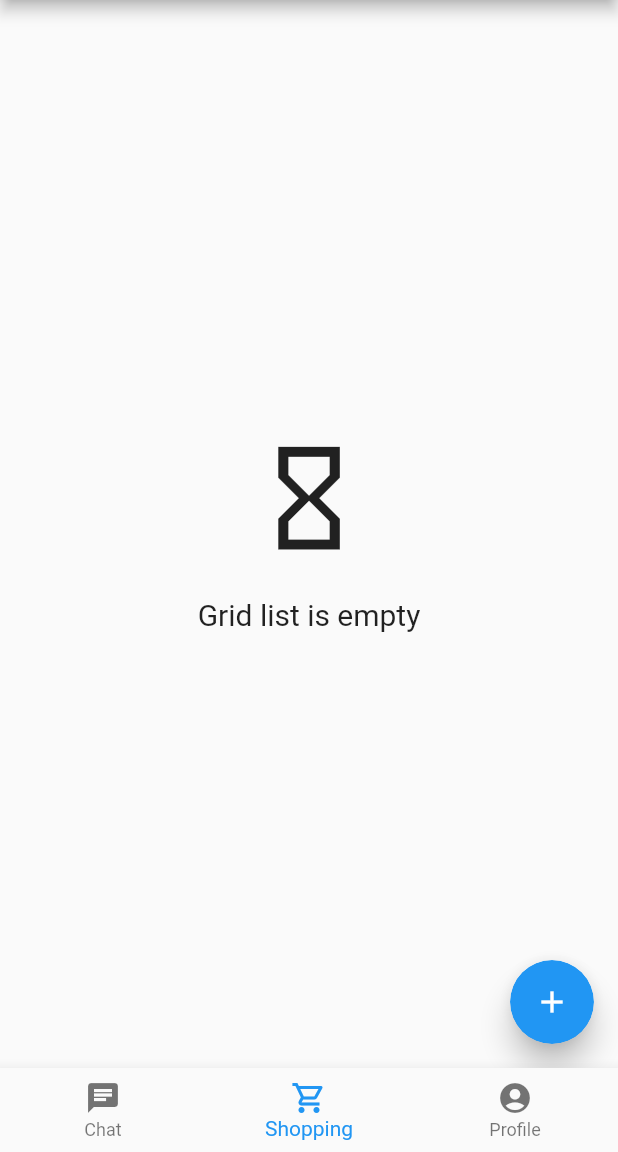
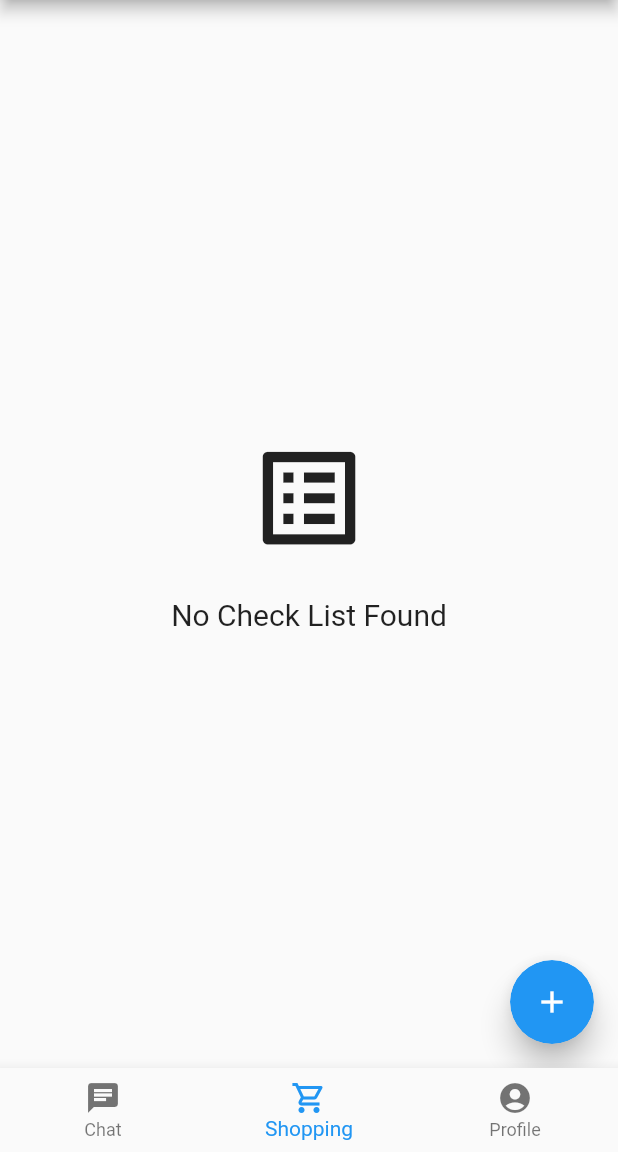
Before and after one commit to KhalidWar/yaanyo, a Flutter app: the screen it shows once a user with an empty profile is signed in, on a phone screen of 412 x 824 dp, the part 84-1236 px from its top. Run offline on Flutter 3.47's test engine with Material 2 defaults, Android fonts, the phone set to English and light mode, and no system bars; our stand-ins replace cloud_firestore, firebase_auth, firebase_core, flutter_riverpod, flutter_svg, get_it and 1 more; missing offline and left inert: flutter_material_color_picker; accounts and stored records are empty.

Commit message:
Improved alert widget across project Several other fixes
Signed-off-by: Khalid War <git@khalidwar.com>

```diff
--- a/lib/constants.dart
+++ b/lib/constants.dart
@@ -2,6 +2,11 @@ import 'package:flutter/material.dart';
 
 const kDefaultProfilePic =
     'https://images.unsplash.com/photo-1544502062-f82887f03d1c?ixlib=rb-1.2.1&ixid=eyJhcHBfaWQiOjEyMDd9&auto=format&fit=crop&w=1427&q=80';
+
+const kNoInternetConnection = 'No Internet Connection';
+const kChatList = 'No Chat Found';
+const kGridList = 'No Check List Found';
+const kTaskList = 'No Tasks at hand';
 
 const kTextFormInputDecoration = InputDecoration(
   border: OutlineInputBorder(),
@@ -9,14 +14,14 @@ const kTextFormInputDecoration = InputDecoration(
       OutlineInputBorder(borderSide: BorderSide(color: Colors.blue, width: 2)),
 );
 
-const List<Color> gridColorList = [
+const List<Color> kGridColorList = [
   Colors.red,
   Colors.orange,
   Colors.lightGreen,
   Colors.blue,
 ];
 
-const List<String> storeIconList = [
+const List<String> kStoreIconList = [
   'assets/images/mcdonalds.svg',
   'assets/images/amazon.svg',
   'assets/images/apple.svg',
--- a/lib/screens/authentication/initial_screen.dart
+++ b/lib/screens/authentication/initial_screen.dart
@@ -3,8 +3,9 @@ import 'package:flutter/material.dart';
 import 'package:flutter_riverpod/all.dart';
 import 'package:yaanyo/screens/authentication/sign_in_screen.dart';
 import 'package:yaanyo/services/auth_service.dart';
-import 'package:yaanyo/widgets/warning_widget.dart';
+import 'package:yaanyo/widgets/alert_widget.dart';
 
+import '../../constants.dart';
 import '../home_screen.dart';
 
 class InitialScreen extends ConsumerWidget {
@@ -17,11 +18,10 @@ class InitialScreen extends ConsumerWidget {
       builder: (context, snapshot) {
         switch (snapshot.connectionState) {
           case ConnectionState.none:
-            return WarningWidget(
-                label: 'No Internet Connection.\nMake sure you\'re online.',
-                buttonLabel: 'Reload',
-                buttonOnPress: () {});
-            break;
+            return AlertWidget(
+              label: kNoInternetConnection,
+              iconData: Icons.warning_amber_rounded,
+            );
           case ConnectionState.waiting:
             return Center(child: CircularProgressIndicator());
           default:
--- a/lib/screens/shopping/shopping_tab.dart
+++ b/lib/screens/shopping/shopping_tab.dart
@@ -2,12 +2,12 @@ import 'package:animations/animations.dart';
 import 'package:flutter/cupertino.dart';
 import 'package:flutter/material.dart';
 import 'package:flutter_riverpod/all.dart';
-import 'package:yaanyo/screens/authentication/sign_in_screen.dart';
 import 'package:yaanyo/screens/shopping/shopping_task_screen.dart';
 import 'package:yaanyo/services/database/shopping_database_service.dart';
+import 'package:yaanyo/utilities/confirmation_dialog.dart';
 import 'package:yaanyo/widgets/fab_open_container.dart';
 import 'package:yaanyo/widgets/grid_box.dart';
-import 'package:yaanyo/widgets/warning_widget.dart';
+import 'package:yaanyo/widgets/alert_widget.dart';
 
 import '../../constants.dart';
 import 'create_new_grid_box.dart';
@@ -27,27 +27,24 @@ class ShoppingTab extends ConsumerWidget {
         builder: (BuildContext context, AsyncSnapshot snapshot) {
           switch (snapshot.connectionState) {
             case ConnectionState.none:
-              return WarningWidget(
-                  iconData: Icons.warning_amber_rounded,
-                  label:
-                      'No Internet Connection \n Please make sure you\'re online',
-                  buttonLabel: 'Try again',
-                  buttonOnPress: () {});
+              return AlertWidget(
+                label: kNoInternetConnection,
+                iconData: Icons.warning_amber_rounded,
+              );
             case ConnectionState.waiting:
               return Center(child: CircularProgressIndicator());
             default:
               if (snapshot.data.documents.isEmpty) {
-                return WarningWidget(
-                    iconData: Icons.hourglass_empty,
-                    label: 'Grid list is empty',
-                    buttonOnPress: () {});
+                return AlertWidget(
+                  label: kGridList,
+                  iconData: Icons.list_alt,
+                );
               } else if (snapshot.hasError) {
-                return WarningWidget(
+                return AlertWidget(
                   iconData: Icons.warning_amber_rounded,
-                  label: 'Something went wrong. \n Please sign in again!',
-                  buttonLabel: 'Sign in again',
-                  buttonOnPress: () => Navigator.pushReplacement(context,
-                      MaterialPageRoute(builder: (context) => SignInScreen())),
+                  label: 'Something went wrong\n${snapshot.error}',
+                  buttonLabel: 'Sign out',
+                  buttonOnPress: () => ConfirmationDialogs().signOut(context),
                 );
               } else if (snapshot.hasData) {
                 return GridView.builder(
@@ -63,7 +60,7 @@ class ShoppingTab extends ConsumerWidget {
                     final data = snapshot.data.docs[index].data();
                     return OpenContainer(
                       closedElevation: 5,
-                      closedColor: gridColorList[data['gridColorInt']],
+                      closedColor: kGridColorList[data['gridColorInt']],
                       closedShape: RoundedRectangleBorder(
                         borderRadius: BorderRadius.circular(10),
                       ),
@@ -76,7 +73,7 @@ class ShoppingTab extends ConsumerWidget {
                       openBuilder: (context, openWidget) {
                         return ShoppingTaskScreen(
                           storeName: data['storeName'],
-                          gridColor: gridColorList[data['gridColorInt']],
+                          gridColor: kGridColorList[data['gridColorInt']],
                         );
                       },
                     );
--- a/lib/widgets/warning_widget.dart
+++ b/lib/widgets/alert_widget.dart
@@ -1,20 +1,20 @@
 import 'package:flutter/material.dart';
 
-class WarningWidget extends StatelessWidget {
-  const WarningWidget({
+class AlertWidget extends StatelessWidget {
+  const AlertWidget({
     Key key,
     this.label,
     this.iconData,
     this.buttonLabel,
     this.buttonOnPress,
-    this.color,
+    this.iconColor,
     this.scaffoldColor,
   }) : super(key: key);
 
   final String label, buttonLabel;
   final IconData iconData;
   final Function buttonOnPress;
-  final Color color, scaffoldColor;
+  final Color iconColor, scaffoldColor;
 
   @override
   Widget build(BuildContext context) {
@@ -24,7 +24,6 @@ class WarningWidget extends StatelessWidget {
           scaffoldColor == null ? Colors.transparent : scaffoldColor,
       body: Center(
         child: Column(
-          mainAxisAlignment: MainAxisAlignment.center,
           children: [
             Expanded(
               child: Column(
@@ -34,17 +33,16 @@ class WarningWidget extends StatelessWidget {
                       ? Container()
                       : Icon(
                           iconData,
-                          color: color,
+                          color: iconColor,
                           size: size.height * 0.1,
                         ),
                   SizedBox(height: size.height * 0.03),
                   Text(
                     label,
                     textAlign: TextAlign.center,
-                    style: Theme.of(context)
-                        .textTheme
-                        .headline6
-                        .copyWith(fontWeight: FontWeight.normal),
+                    style: Theme.of(context).textTheme.headline6.copyWith(
+                          fontWeight: FontWeight.normal,
+                        ),
                   ),
                 ],
               ),
@@ -60,7 +58,7 @@ class WarningWidget extends StatelessWidget {
                       buttonLabel,
                       style: Theme.of(context).textTheme.headline6,
                     ),
-                    onPressed: buttonOnPress,
+                    onPressed: buttonLabel == null ? () {} : buttonOnPress,
                   ),
           ],
         ),
```
Also changed, not shown: lib/screens/chat/chat_room_screen.dart (+15 -12 lines), lib/screens/chat/chat_tab.dart (+22 -21 lines), lib/screens/profile/profile_tab.dart (+5 -7 lines), lib/screens/settings/settings_screen.dart (+2 -29 lines), lib/screens/shopping/create_new_grid_box.dart (+6 -6 lines), lib/screens/shopping/shopping_task_screen.dart (+17 -20 lines), lib/utilities/confirmation_dialog.dart (added, +28 -0 lines).
